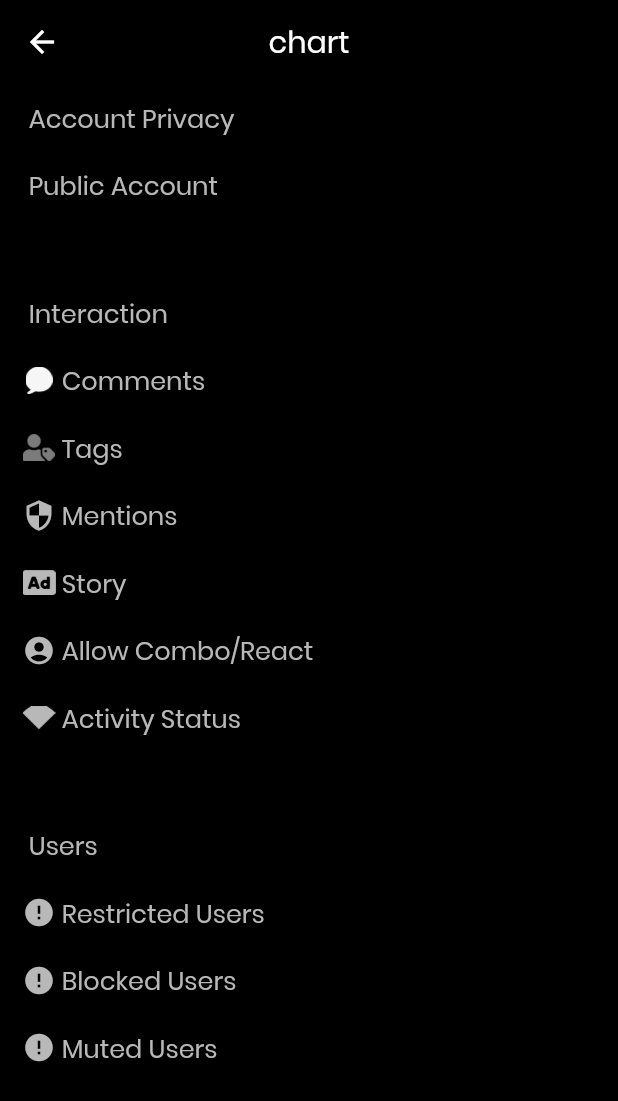
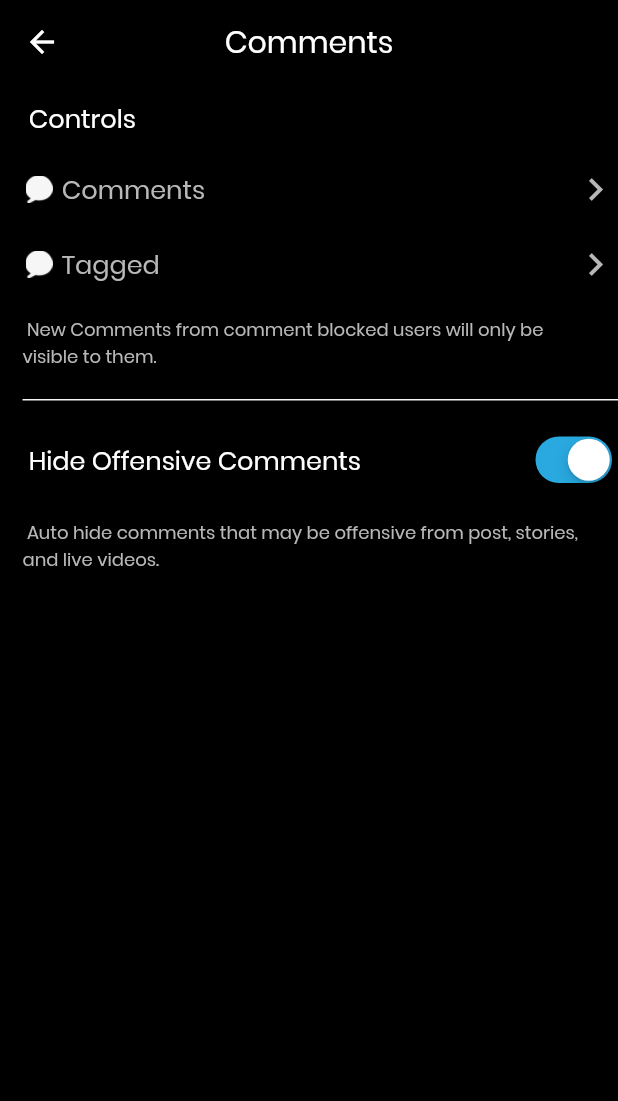
Before and after one commit to Ckefan/Vibez, a Flutter app: the Privacy screen opened directly, after a tap on "Comments", on a phone screen of 412 x 824 dp. Shown: the top 1101 px of the screen. Run offline on Flutter 3.47's test engine with Material 2 defaults, Android fonts, the phone set to English and light mode, and no system bars; our stand-ins replace charts_flutter, dio, event_bus, flutter_datetime_picker, getflutter, permission_handler and 2 more; missing offline and left inert: easy_contact_picker.

Commit message:
添加设置

```diff
--- /dev/null
+++ b/lib/pages/settings/privacy/comments/comments.dart
@@ -0,0 +1,136 @@
+import 'dart:ui';
+import 'package:Vibez/pages/settings/privacy/comments/allowcomments.dart';
+import 'package:Vibez/pages/settings/privacy/comments/tagged.dart';
+import 'package:flutter/cupertino.dart';
+import 'package:flutter/material.dart';
+
+class Comments extends StatefulWidget {
+  @override
+  _CommentsState createState() => _CommentsState();
+}
+
+class _CommentsState extends State<Comments> {
+  final greyColor = Color.fromRGBO(184, 184, 184, 1);
+  var _lights = true;
+
+  List<GestureDetector> _buildList() => <List>[
+        [
+          SizedBox(),
+          Text(' Controls',
+              style: TextStyle(fontSize: 17.0, color: Colors.white)),
+          SizedBox(),
+        ],
+        [
+          Image.asset('lib/assets/images/inbox.png', width: 22.0, height: 18),
+          Text(' Comments', style: TextStyle(fontSize: 17.0, color: greyColor)),
+          Icon(Icons.chevron_right, color: greyColor, size: 30)
+        ],
+        [
+          Image.asset('lib/assets/images/inbox.png', width: 22.0, height: 18),
+          Text(' Tagged', style: TextStyle(fontSize: 17.0, color: greyColor)),
+          Icon(Icons.chevron_right, color: greyColor, size: 30)
+        ],
+        [
+          SizedBox(),
+          Text(
+              ' New Comments from comment blocked users will only be visible to them.',
+              style: TextStyle(fontSize: 12.0, color: greyColor)),
+          SizedBox(width: 20),
+        ],
+        [
+          SizedBox(),
+          Divider(
+            color: Color.fromRGBO(246, 246, 246, 1),
+            height: 0,
+            thickness: 1,
+            indent: 0,
+            endIndent: 0,
+          ),
+          SizedBox()
+        ],
+        [
+          SizedBox(),
+          Text(' Hide Offensive Comments',
+              style: TextStyle(fontSize: 17.0, color: Colors.white)),
+          CupertinoSwitch(
+            value: _lights,
+            activeColor: Color.fromRGBO(41, 169, 224, 1),
+            trackColor: Colors.white,
+            onChanged: (bool value) {
+              setState(() {
+                _lights = value;
+              });
+            },
+          ),
+        ],
+        [
+          SizedBox(),
+          Text(
+              ' Auto hide comments that may be offensive from post, stories, and live videos.',
+              style: TextStyle(fontSize: 12.0, color: greyColor)),
+          SizedBox(width: 20),
+        ],
+      ]
+          .asMap()
+          .map(
+            (index, e) => MapEntry(
+              index,
+              GestureDetector(
+                child: Padding(
+                  padding: EdgeInsets.only(left: 15, top: 10, bottom: 10),
+                  child: Row(
+                    mainAxisAlignment: MainAxisAlignment.center,
+                    children: [
+                      e[0],
+                      Expanded(
+                        child: e[1],
+                      ),
+                      e[2]
+                    ],
+                  ),
+                ),
+                onTap: () => operation(index),
+              ),
+            ),
+          )
+          .values
+          .toList();
+
+  void operation(int index) {
+    print(index);
+    switch (index) {
+      case 1:
+        Navigator.push(context, MaterialPageRoute(builder: (context) {
+          return AllowComments();
+        }));
+        break;
+      case 2:
+        Navigator.push(context, MaterialPageRoute(builder: (context) {
+          return Tagged();
+        }));
+        break;
+      default:
+    }
+  }
+
+  @override
+  Widget build(BuildContext context) {
+    return Scaffold(
+      appBar: AppBar(
+        title: Text('Comments'),
+        backgroundColor: Colors.black,
+        elevation: 0,
+        centerTitle: true,
+        leading: null,
+      ),
+      body: Container(
+        color: Colors.black,
+        width: double.infinity,
+        height: double.infinity,
+        child: Column(
+          children: _buildList(),
+        ),
+      ),
+    );
+  }
+}
--- a/lib/pages/settings/privacy/index.dart
+++ b/lib/pages/settings/privacy/privacy.dart
@@ -1,3 +1,6 @@
+import 'dart:ui';
+import 'package:Vibez/pages/settings/privacy/comments/comments.dart';
+import 'package:flutter/cupertino.dart';
 import 'package:flutter/material.dart';
 
 class Privacy extends StatefulWidget {
@@ -7,30 +10,37 @@ class Privacy extends StatefulWidget {
 
 class _PrivacyState extends State<Privacy> {
   final greyColor = Color.fromRGBO(184, 184, 184, 1);
+  var _lights = true;
 
   List<GestureDetector> _buildList() => <List>[
         [
           SizedBox(),
           Text(' Account Privacy',
-              style: TextStyle(fontSize: 17.0, color: greyColor)),
+              style: TextStyle(fontSize: 17.0, color: Colors.white)),
           SizedBox(),
         ],
         [
           SizedBox(),
           Text(' Public Account',
               style: TextStyle(fontSize: 17.0, color: greyColor)),
-          SizedBox(),
-          ListTile(
-            title: Text('12321'),
+          CupertinoSwitch(
+            value: _lights,
+            activeColor: Color.fromRGBO(41, 169, 224, 1),
+            trackColor: Colors.white,
+            onChanged: (bool value) {
+              setState(() {
+                _lights = value;
+              });
+            },
           ),
         ],
         [
           SizedBox(),
           Divider(
-            color: Colors.black,
-            height: 20,
-            thickness: 5,
-            indent: 20,
+            color: Color.fromRGBO(246, 246, 246, 1),
+            height: 0,
+            thickness: 1,
+            indent: 0,
             endIndent: 0,
           ),
           SizedBox()
@@ -38,74 +48,74 @@ class _PrivacyState extends State<Privacy> {
         [
           SizedBox(),
           Text(' Interaction',
-              style: TextStyle(fontSize: 17.0, color: greyColor)),
+              style: TextStyle(fontSize: 17.0, color: Colors.white)),
           SizedBox(),
         ],
         [
           Image.asset('lib/assets/images/inbox.png', width: 22.0, height: 18),
           Text(' Comments', style: TextStyle(fontSize: 17.0, color: greyColor)),
-          Icon(Icons.chevron_right, color: greyColor, size: 22)
+          Icon(Icons.chevron_right, color: greyColor, size: 30)
         ],
         [
           Image.asset('lib/assets/images/tagged.png', width: 22.0, height: 18),
           Text(' Tags', style: TextStyle(fontSize: 17.0, color: greyColor)),
-          Icon(Icons.chevron_right, color: greyColor, size: 22)
+          Icon(Icons.chevron_right, color: greyColor, size: 30)
         ],
         [
           Icon(Icons.security, color: greyColor, size: 22.0),
           Text(' Mentions', style: TextStyle(fontSize: 17.0, color: greyColor)),
-          Icon(Icons.chevron_right, color: greyColor, size: 22)
+          Icon(Icons.chevron_right, color: greyColor, size: 30)
         ],
         [
           Image.asset('lib/assets/images/ads.png', width: 22.0, height: 18),
           Text(' Story', style: TextStyle(fontSize: 17.0, color: greyColor)),
-          Icon(Icons.chevron_right, color: greyColor, size: 22)
+          Icon(Icons.chevron_right, color: greyColor, size: 30)
         ],
         [
           Icon(Icons.account_circle, color: greyColor, size: 22.0),
           Text(' Allow Combo/React',
               style: TextStyle(fontSize: 17.0, color: greyColor)),
-          Icon(Icons.chevron_right, color: greyColor, size: 22)
+          Icon(Icons.chevron_right, color: greyColor, size: 30)
         ],
         [
           Image.asset('lib/assets/images/diamond.png', width: 22.0, height: 18),
           Text(' Activity Status',
               style: TextStyle(fontSize: 17.0, color: greyColor)),
-          Icon(Icons.chevron_right, color: greyColor, size: 22)
+          Icon(Icons.chevron_right, color: greyColor, size: 30)
         ],
         [
           SizedBox(),
           Divider(
-            color: Colors.black,
-            height: 20,
-            thickness: 5,
-            indent: 20,
+            color: Color.fromRGBO(246, 246, 246, 1),
+            height: 0,
+            thickness: 1,
+            indent: 0,
             endIndent: 0,
           ),
           SizedBox()
         ],
         [
           SizedBox(),
-          Text(' Users', style: TextStyle(fontSize: 17.0, color: greyColor)),
-          Icon(Icons.chevron_right, color: greyColor, size: 22)
+          Text(' Users', style: TextStyle(fontSize: 17.0, color: Colors.white)),
+          SizedBox(),
         ],
         [
           Icon(Icons.error, color: greyColor, size: 22.0),
           Text(' Restricted Users',
               style: TextStyle(fontSize: 17.0, color: greyColor)),
-          Icon(Icons.chevron_right, color: greyColor, size: 22)
+          Icon(Icons.chevron_right, color: greyColor, size: 30)
         ],
         [
           Icon(Icons.error, color: greyColor, size: 22.0),
           Text(' Blocked Users',
               style: TextStyle(fontSize: 17.0, color: greyColor)),
-          Icon(Icons.chevron_right, color: greyColor, size: 22)
+          Icon(Icons.chevron_right, color: greyColor, size: 30)
         ],
         [
           Icon(Icons.error, color: greyColor, size: 22.0),
           Text(' Muted Users',
               style: TextStyle(fontSize: 17.0, color: greyColor)),
-          Icon(Icons.chevron_right, color: greyColor, size: 22)
+          Icon(Icons.chevron_right, color: greyColor, size: 30)
         ],
       ]
           .asMap()
@@ -122,7 +132,7 @@ class _PrivacyState extends State<Privacy> {
                       Expanded(
                         child: e[1],
                       ),
-                      // e[2]
+                      e[2]
                     ],
                   ),
                 ),
@@ -135,13 +145,21 @@ class _PrivacyState extends State<Privacy> {
 
   void operation(int index) {
     print(index);
+    switch (index) {
+      case 4:
+        Navigator.push(context, MaterialPageRoute(builder: (context) {
+          return Comments();
+        }));
+        break;
+      default:
+    }
   }
 
   @override
   Widget build(BuildContext context) {
     return Scaffold(
       appBar: AppBar(
-        title: Text('chart'),
+        title: Text('Privacy'),
         backgroundColor: Colors.black,
         elevation: 0,
         centerTitle: true,
@@ -151,12 +169,9 @@ class _PrivacyState extends State<Privacy> {
         color: Colors.black,
         width: double.infinity,
         height: double.infinity,
-        child: Column(children: [
-          ..._buildList(),
-          ListTile(
-            title: Text('12321'),
-          ),
-        ]),
+        child: Column(
+          children: _buildList(),
+        ),
       ),
     );
   }
--- a/lib/pages/settings/settings.dart
+++ b/lib/pages/settings/settings.dart
@@ -1,5 +1,5 @@
 import 'package:Vibez/pages/settings/activity.dart';
-import 'package:Vibez/pages/settings/privacy/index.dart';
+import 'package:Vibez/pages/settings/privacy/privacy.dart';
 import 'package:flutter/material.dart';
 
 import 'follow_invite_friends/index.dart';
```
Also changed, not shown: lib/pages/settings/privacy/comments/allowcomments.dart (added, +170 -0 lines), lib/pages/settings/privacy/comments/tagged.dart (added, +170 -0 lines).
